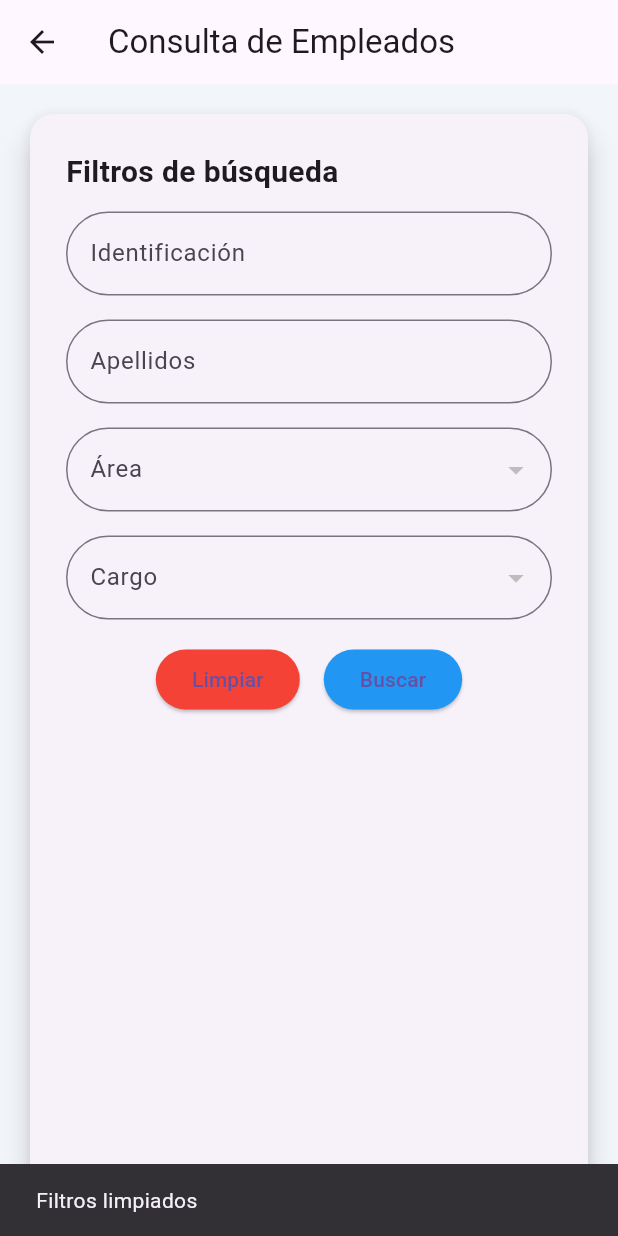
After one commit to EstefaniaM08/Proyecto-Nomina-Frontend, a Flutter app: the ConsultaEmpleadosScreen screen opened directly, after a tap on "Limpiar", after a tap on "Buscar", on a phone screen of 412 x 824 dp. The commit adds this screen. Run offline on Flutter 3.47's test engine with Material 3 defaults, Android fonts, the phone set to English and light mode, and no system bars; network calls fail.

Commit message:
implementacion de pantalla de consulta

```diff
--- a/lib/api_service.dart
+++ b/lib/api_service.dart
@@ -125,3 +125,59 @@ Future<void> registrarEmpleado({
     print('❌ Error: \${response.body}');
   }
 }
+
+
+Future<List<dynamic>> buscarEmpleados(Map<String, dynamic> filtros) async {
+  final url = Uri.parse('http://10.0.2.2:8080/personal/busqueda-personas'); // Usa localhost si no es emulador
+
+  try {
+    final response = await http.post(
+      url,
+      headers: {'Content-Type': 'application/json'},
+      body: jsonEncode(filtros),
+    );
+
+    if (response.statusCode == 200) {
+      return jsonDecode(response.body); // lista de empleados
+    } else {
+      throw Exception('Error ${response.statusCode}: ${response.body}');
+    }
+  } catch (e) {
+    throw Exception('❌ Error buscando empleados: $e');
+  }
+}
+
+Future<void> cargarCombosDesdeUi({
+  required Function(Map<String, dynamic>) onSuccess,
+  required Function(Object) onError,
+}) async {
+  try {
+    final data = await cargarCombos(); // esta debe ser tu función ya existente
+    onSuccess(data);
+  } catch (e) {
+    onError(e);
+  }
+}
+
+Future<void> buscarEmpleadosDesdeUi(
+  String identificacion,
+  String apellidos,
+  String? area,
+  String? cargo,
+  Function(List<dynamic>) onSuccess,
+  Function(Object) onError,
+) async {
+  final filtros = {
+    "identificacion": identificacion,
+    "apellidos": apellidos,
+    "area": area ?? '',
+    "cargo": cargo ?? '',
+  };
+
+  try {
+    final data = await buscarEmpleados(filtros); // esta también debe estar ya definida
+    onSuccess(data);
+  } catch (e) {
+    onError(e);
+  }
+}
--- /dev/null
+++ b/lib/consulta_empleados.dart
@@ -0,0 +1,280 @@
+import 'package:flutter/material.dart';
+import 'api_service.dart';
+
+class ConsultaEmpleadosScreen extends StatefulWidget {
+  const ConsultaEmpleadosScreen({super.key});
+
+  @override
+  State<ConsultaEmpleadosScreen> createState() =>
+      _ConsultaEmpleadosScreenState();
+}
+
+class _ConsultaEmpleadosScreenState extends State<ConsultaEmpleadosScreen> {
+  final TextEditingController identificacionController =
+      TextEditingController();
+  final TextEditingController apellidosController = TextEditingController();
+
+  List<Map<String, dynamic>> resultados = [];
+  List<String> areas = [];
+  List<String> cargos = [];
+
+  String? areaSeleccionada;
+  String? cargoSeleccionado;
+
+  @override
+  void initState() {
+    super.initState();
+    cargarCombosDesdeUi(
+      onSuccess:
+          (data) => setState(() {
+            areas = List<String>.from(
+              (data['areas'] ?? []).map((e) => e['nombre'].toString()),
+            );
+            cargos = List<String>.from(
+              (data['cargos'] ?? []).map((e) => e['nombre'].toString()),
+            );
+          }),
+      onError:
+          (e) => ScaffoldMessenger.of(context).showSnackBar(
+            SnackBar(content: Text('Error al cargar combos: \$e')),
+          ),
+    );
+  }
+
+  void limpiarFiltros() {
+    identificacionController.clear();
+    apellidosController.clear();
+    setState(() {
+      areaSeleccionada = null;
+      cargoSeleccionado = null;
+      resultados = [];
+    });
+    ScaffoldMessenger.of(
+      context,
+    ).showSnackBar(const SnackBar(content: Text('Filtros limpiados')));
+  }
+
+  @override
+  Widget build(BuildContext context) {
+    return Scaffold(
+      appBar: AppBar(title: const Text("Consulta de Empleados")),
+      body: Padding(
+        padding: const EdgeInsets.all(16),
+        child: Card(
+          elevation: 8,
+          shape: RoundedRectangleBorder(
+            borderRadius: BorderRadius.circular(16),
+          ),
+          child: Padding(
+            padding: const EdgeInsets.all(24),
+            child: Column(
+              crossAxisAlignment: CrossAxisAlignment.start,
+              children: [
+                const Text(
+                  "Filtros de búsqueda",
+                  style: TextStyle(fontSize: 20, fontWeight: FontWeight.bold),
+                ),
+                const SizedBox(height: 12),
+                Wrap(
+                  spacing: 16,
+                  runSpacing: 16,
+                  children: [
+                    SizedBox(
+                      width: double.infinity,
+                      child: TextFormField(
+                        controller: identificacionController,
+                        decoration: const InputDecoration(
+                          labelText: 'Identificación',
+                        ),
+                      ),
+                    ),
+                    SizedBox(
+                      width: double.infinity,
+                      child: TextFormField(
+                        controller: apellidosController,
+                        decoration: const InputDecoration(
+                          labelText: 'Apellidos',
+                        ),
+                      ),
+                    ),
+                    SizedBox(
+                      width: double.infinity,
+                      child: DropdownButtonFormField<String>(
+                        value: areaSeleccionada,
+                        items:
+                            areas
+                                .map(
+                                  (area) => DropdownMenuItem(
+                                    value: area,
+                                    child: Text(area),
+                                  ),
+                                )
+                                .toList(),
+                        onChanged:
+                            (value) => setState(() => areaSeleccionada = value),
+                        decoration: const InputDecoration(labelText: 'Área'),
+                      ),
+                    ),
+                    SizedBox(
+                      width: double.infinity,
+                      child: DropdownButtonFormField<String>(
+                        value: cargoSeleccionado,
+                        items:
+                            cargos
+                                .map(
+                                  (cargo) => DropdownMenuItem(
+                                    value: cargo,
+                                    child: Text(cargo),
+                                  ),
+                                )
+                                .toList(),
+                        onChanged:
+                            (value) =>
+                                setState(() => cargoSeleccionado = value),
+                        decoration: const InputDecoration(labelText: 'Cargo'),
+                      ),
+                    ),
+                  ],
+                ),
+                const SizedBox(height: 16),
+                Row(
+                  mainAxisAlignment: MainAxisAlignment.center,
+                  children: [
+                    ElevatedButton(
+                      onPressed: limpiarFiltros,
+                      style: ElevatedButton.styleFrom(
+                        backgroundColor: Colors.red,
+                      ),
+                      child: const Text('Limpiar'),
+                    ),
+                    const SizedBox(width: 16),
+                    ElevatedButton(
+                      onPressed:
+                          () => buscarEmpleadosDesdeUi(
+                            identificacionController.text.trim(),
+                            apellidosController.text.trim(),
+                            areaSeleccionada,
+                            cargoSeleccionado,
+                            (data) => setState(() {
+                              resultados = List<Map<String, dynamic>>.from(
+                                data,
+                              );
+                            }),
+                            (error) =>
+                                ScaffoldMessenger.of(context).showSnackBar(
+                                  SnackBar(
+                                    content: Text('Error al buscar: \$error'),
+                                  ),
+                                ),
+                          ),
+                      style: ElevatedButton.styleFrom(
+                        backgroundColor: Colors.blue,
+                      ),
+                      child: const Text('Buscar'),
+                    ),
+                  ],
+                ),
+                const SizedBox(height: 24),
+                if (resultados.isNotEmpty)
+                  const Text(
+                    "Resultados",
+                    style: TextStyle(fontSize: 18, fontWeight: FontWeight.w600),
+                  ),
+                const SizedBox(height: 8),
+                if (resultados.isNotEmpty)
+                  Expanded(
+                    child: ListView.builder(
+                      itemCount: resultados.length,
+                      itemBuilder: (context, index) {
+                        final empleado = resultados[index];
+                        return Card(
+                          margin: const EdgeInsets.symmetric(vertical: 8),
+                          child: ExpansionTile(
+                            title: Row(
+                              mainAxisAlignment: MainAxisAlignment.spaceBetween,
+                              children: [
+                                Text(
+                                  "${empleado['nombres']} ${empleado['apellidos']}",
+                                  style: const TextStyle(
+                                    fontWeight: FontWeight.w600,
+                                  ),
+                                ),
+                                Container(
+                                  padding: const EdgeInsets.symmetric(
+                                    horizontal: 8,
+                                    vertical: 4,
+                                  ),
+                                  decoration: BoxDecoration(
+                                    color:
+                                        (empleado['estado']?.toLowerCase() ==
+                                                'activo')
+                                            ? Colors.green[100]
+                                            : Colors.red[100],
+                                    borderRadius: BorderRadius.circular(8),
+                                  ),
+                                  child: Text(
+                                    empleado['estado'] ?? '',
+                                    style: TextStyle(
+                                      color:
+                                          (empleado['estado']?.toLowerCase() ==
+                                                  'activo')
+                                              ? Colors.green[800]
+                                              : Colors.red[800],
+                                      fontWeight: FontWeight.bold,
+                                    ),
+                                  ),
+                                ),
+                              ],
+                            ),
+
+                            subtitle: Text(
+                              "Área: ${empleado['area']?['nombre'] ?? ''} | Cargo: ${empleado['cargo']?['nombre'] ?? ''}",
+                            ),
+                            children: [
+                              Padding(
+                                padding: const EdgeInsets.all(12),
+                                child: Column(
+                                  crossAxisAlignment: CrossAxisAlignment.start,
+                                  children: [
+                                    Text("Identificación: ${empleado['identificacion'] ?? ''}"),
+                                    Text("Correo: ${empleado['correo'] ?? ''}"),
+                                    Text(
+                                      "Teléfono: ${empleado['telefono'] ?? ''}",
+                                    ),
+                                    Text(
+                                      "Fecha Nac: ${empleado['fechaNac'] ?? ''}",
+                                    ),
+                                    Text(
+                                      "Fecha Ingreso: ${empleado['fechaIngreso'] ?? ''}",
+                                    ),
+                                    Text("Estado: ${empleado['estado'] ?? ''}"),
+                                    Text("Salario: \$${empleado['salario']}"),
+                                    Text(
+                                      "Banco: ${empleado['banco']?['nombre'] ?? ''}",
+                                    ),
+                                    Text(
+                                      "EPS: ${empleado['eps']?['nombre'] ?? ''}",
+                                    ),
+                                    Text(
+                                      "Pensión: ${empleado['pensiones']?['nombre'] ?? ''}",
+                                    ),
+                                    Text(
+                                      "Tipo Contrato: ${empleado['tipoContrato']?['nombre'] ?? ''}",
+                                    ),
+                                  ],
+                                ),
+                              ),
+                            ],
+                          ),
+                        );
+                      },
+                    ),
+                  ),
+              ],
+            ),
+          ),
+        ),
+      ),
+    );
+  }
+}
```
Also changed, not shown: lib/menu_principal.dart (+41 -14 lines).
